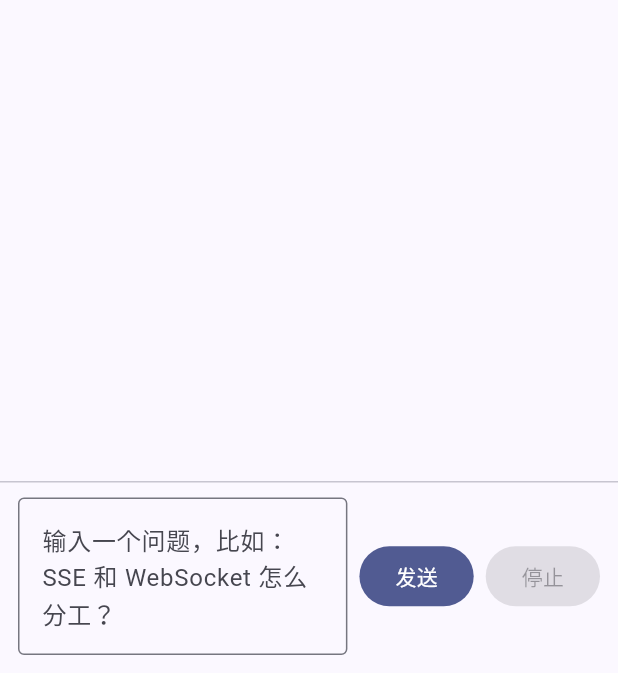
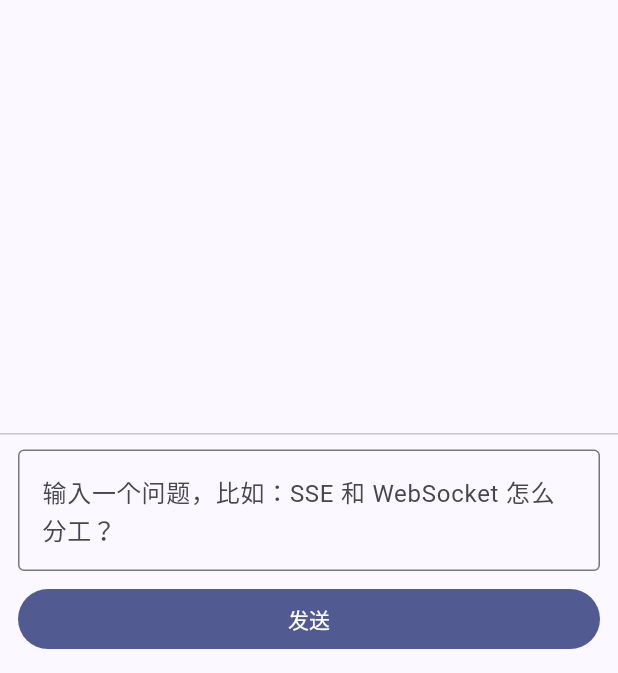
Before and after one commit to maochengfangv/21DaysALLIN, a Flutter app: the AiChatDemoPage screen opened by its route, on a phone screen of 412 x 824 dp, the part 563-1236 px from its top. Run offline on Flutter 3.47's test engine with Material 3 defaults, Android fonts, the light colour scheme and no system bars; our stand-ins replace cached_network_image, dio, plugin_platform_interface; missing offline and left inert: dart:ffi; accounts and stored records are empty.

Commit message:
优化 发送按钮

```diff
--- a/flutter_demo/lib/ai_chat_demo/presentation/widgets/ai_chat_input_bar.dart
+++ b/flutter_demo/lib/ai_chat_demo/presentation/widgets/ai_chat_input_bar.dart
@@ -22,10 +22,10 @@ class AiChatInputBar extends StatelessWidget {
       top: false,
       child: Padding(
         padding: const EdgeInsets.fromLTRB(12, 10, 12, 12),
-        child: Row(
+        child: Column(
+          crossAxisAlignment: CrossAxisAlignment.stretch,
           children: [
-            Expanded(
-              child: TextField(
+            TextField(
               controller: inputController,
               minLines: 1,
               maxLines: 4,
@@ -35,16 +35,12 @@ class AiChatInputBar extends StatelessWidget {
               ),
               onSubmitted: (_) => onSend(),
             ),
-            ),
-            const SizedBox(width: 8),
+            const SizedBox(height: 8),
             FilledButton(
-              onPressed: canSend ? onSend : null,
-              child: const Text('发送'),
-            ),
-            const SizedBox(width: 8),
-            FilledButton.tonal(
-              onPressed: canStop ? onStop : null,
-              child: const Text('停止'),
+              onPressed: canStop
+                  ? onStop
+                  : (canSend ? onSend : null),
+              child: Text(canStop ? '停止' : '发送'),
             ),
           ],
         ),
```
Lines whose indentation alone changed are shown as unchanged.
